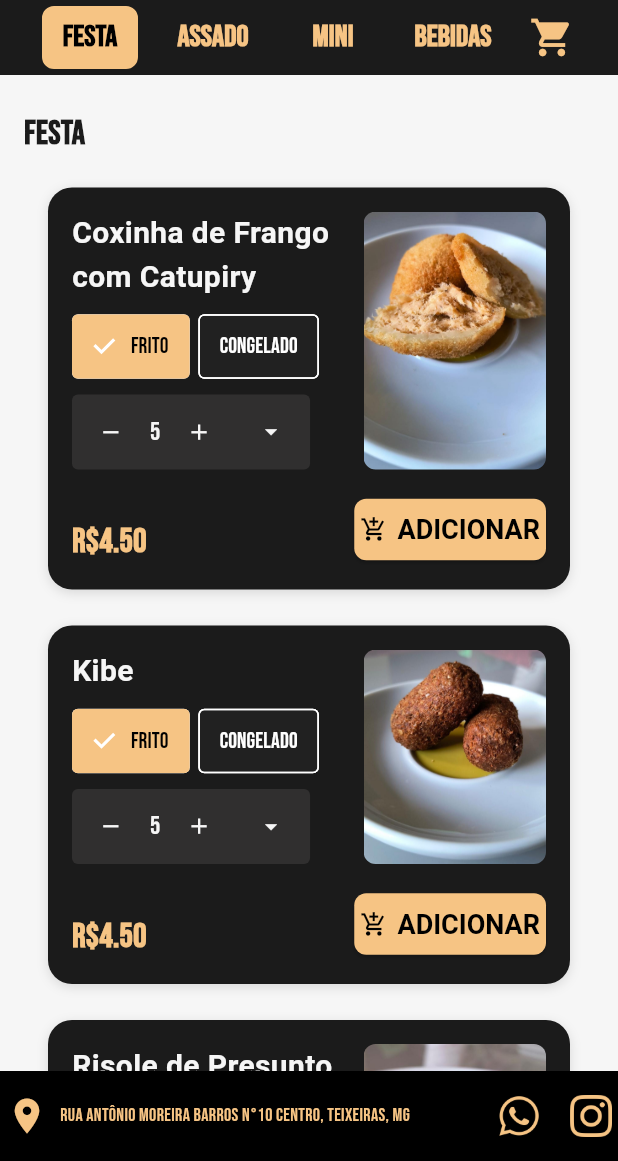
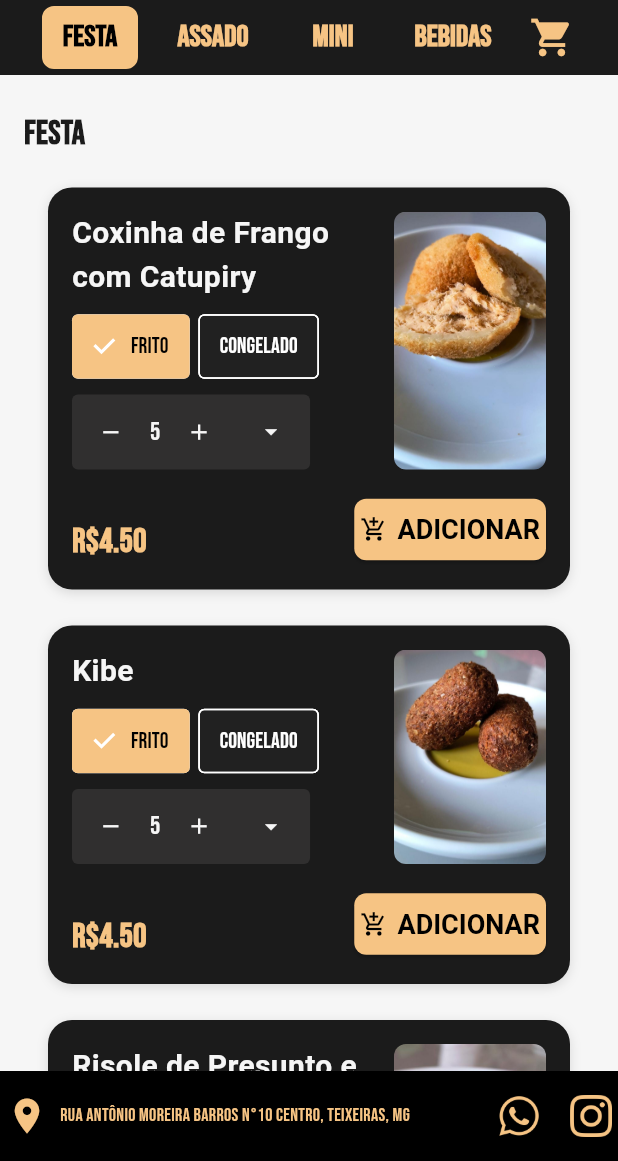
Before and after one commit to Animus2025/Lanchonete-da-Carminha_flutter, a Flutter app: the screen it shows after launch, on a phone screen of 412 x 824 dp, the part 75-1236 px from its top. Run offline on Flutter 3.47's test engine with Material 3 defaults, Android fonts, the phone set to English and light mode, and no system bars; Roboto replaces fonts that are missing (Bebas Neue).

Commit message:
Update produto_card_base.dart

```diff
--- a/lib/ui/widgets/produto_card_base.dart
+++ b/lib/ui/widgets/produto_card_base.dart
@@ -58,7 +58,7 @@ class ProdutoCardBase extends StatelessWidget {
               children: [
                 // Informações do produto (nome, chips, quantidade)
                 Expanded(
-                  flex: 3, // Diminua para 2 se quiser a imagem ainda maior
+                  flex: 4, // Diminua para 2 se quiser a imagem ainda maior
                   child: Column(
                     crossAxisAlignment: CrossAxisAlignment.start,
                     children: [
```
